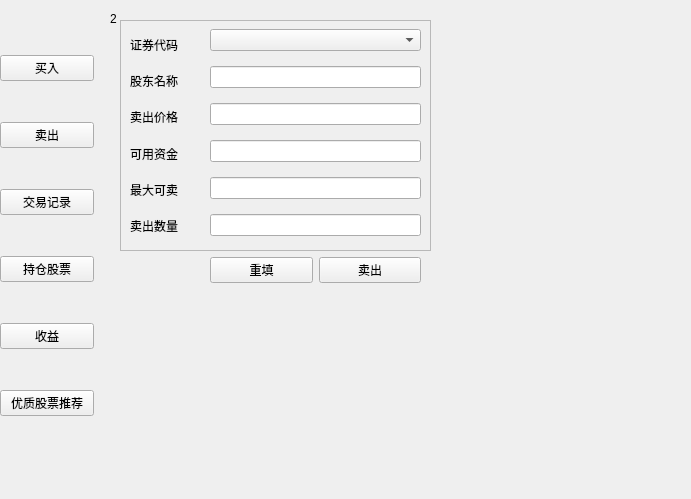
Before: the Qt Designer form VirtualStock/buyin.ui in Vks-Feng/Nullptr, drawn with Qt 5.
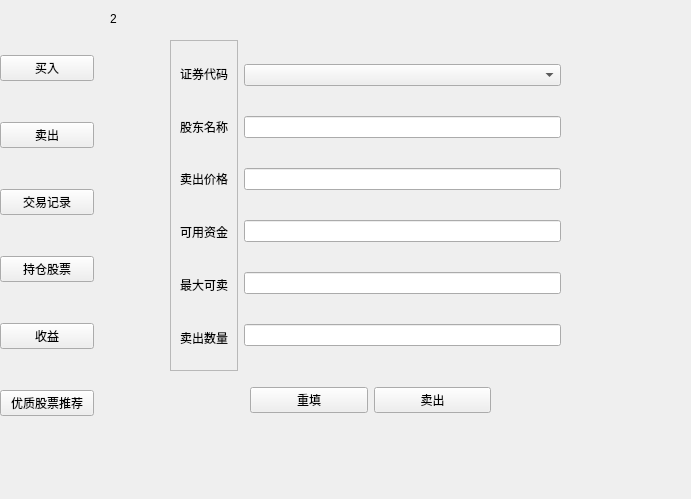
After: the same form once the commit is applied. The open tabs and pages were chosen to show the change.

```diff
--- a/VirtualStock/buyin.ui
+++ b/VirtualStock/buyin.ui
@@ -179,15 +179,44 @@
       <string>2</string>
      </property>
     </widget>
+    <widget class="QWidget" name="horizontalLayoutWidget_2">
+     <property name="geometry">
+      <rect>
+       <x>140</x>
+       <y>370</y>
+       <width>241</width>
+       <height>41</height>
+      </rect>
+     </property>
+     <layout class="QHBoxLayout" name="horizontalLayout_3">
+      <item>
+       <widget class="QPushButton" name="SellResetButton">
+        <property name="text">
+         <string>重填</string>
+        </property>
+       </widget>
+      </item>
+      <item>
+       <widget class="QPushButton" name="SellComfirmButton">
+        <property name="text">
+         <string>卖出</string>
+        </property>
+       </widget>
+      </item>
+     </layout>
+    </widget>
+    <widget class="QWidget" name="horizontalLayoutWidget_3">
+     <property name="geometry">
+      <rect>
+       <x>60</x>
+       <y>30</y>
+       <width>391</width>
+       <height>331</height>
+      </rect>
+     </property>
+     <layout class="QHBoxLayout" name="horizontalLayout_2">
+      <item>
     <widget class="QFrame" name="SellOutFrame">
-     <property name="geometry">
-      <rect>
-       <x>10</x>
-       <y>10</y>
-       <width>311</width>
-       <height>231</height>
-      </rect>
-     </property>
      <property name="minimumSize">
       <size>
        <width>0</width>
@@ -245,15 +274,8 @@
       </item>
      </layout>
     </widget>
-    <widget class="QWidget" name="verticalLayoutWidget_2">
-     <property name="geometry">
-      <rect>
-       <x>100</x>
-       <y>10</y>
-       <width>211</width>
-       <height>231</height>
-      </rect>
-     </property>
+      </item>
+      <item>
      <layout class="QVBoxLayout" name="verticalLayout_6">
       <item>
        <widget class="QComboBox" name="StockCodeBox_2"/>
@@ -274,30 +296,6 @@
        <widget class="QLineEdit" name="QuantityLine_2"/>
       </item>
      </layout>
-    </widget>
-    <widget class="QWidget" name="horizontalLayoutWidget_2">
-     <property name="geometry">
-      <rect>
-       <x>100</x>
-       <y>240</y>
-       <width>211</width>
-       <height>41</height>
-      </rect>
-     </property>
-     <layout class="QHBoxLayout" name="horizontalLayout_3">
-      <item>
-       <widget class="QPushButton" name="SellResetButton">
-        <property name="text">
-         <string>重填</string>
-        </property>
-       </widget>
-      </item>
-      <item>
-       <widget class="QPushButton" name="SellComfirmButton">
-        <property name="text">
-         <string>卖出</string>
-        </property>
-       </widget>
       </item>
      </layout>
     </widget>
```
Left out of the diff: 84 changed lines with no effect on the pictures. Lines whose indentation alone changed are shown as unchanged.
